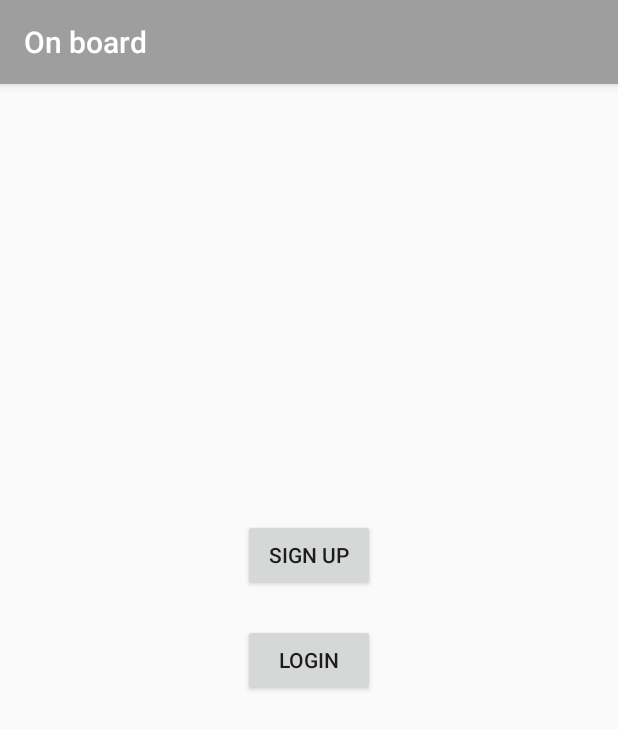
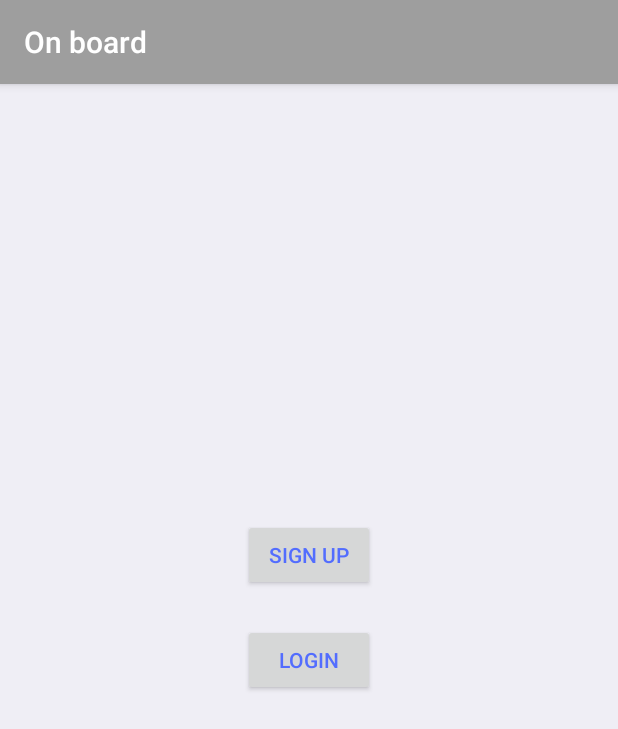
Before and after one commit to carlos-martin/OffiMate-Android, an Android app: the screen it shows after launch (MainActivity), on a phone screen of 412 x 824 dp. Shown: the top 729 px of the screen. Run offline under Robolectric (Android 15) with nearby library versions, the phone set to English and light mode, and no system bars.

Commit message:
OffiMate: UX Color updated

```diff
--- a/app/src/main/res/layout/activity_login.xml
+++ b/app/src/main/res/layout/activity_login.xml
@@ -14,6 +14,7 @@
         android:layout_marginStart="22dp"
         android:layout_marginTop="16dp"
         android:text="TEXT VIEW EMAIL"
+        android:textColor="@color/colorAccent"
         app:layout_constraintEnd_toEndOf="parent"
         app:layout_constraintHorizontal_bias="0.342"
         app:layout_constraintStart_toStartOf="parent"
@@ -40,6 +41,7 @@
         android:layout_marginStart="22dp"
         android:layout_marginTop="16dp"
         android:text="TEXT VIEW PASSWORD"
+        android:textColor="@color/colorAccent"
         app:layout_constraintEnd_toEndOf="parent"
         app:layout_constraintStart_toStartOf="parent"
         app:layout_constraintTop_toBottomOf="@+id/editTextUserEmail" />
--- a/app/src/main/res/layout/activity_main.xml
+++ b/app/src/main/res/layout/activity_main.xml
@@ -4,16 +4,16 @@
     xmlns:tools="http://schemas.android.com/tools"
     android:layout_width="match_parent"
     android:layout_height="match_parent"
+    android:background="@color/background"
     tools:context="app.android.carlosmartin.offimate.activities.MainActivity">
 
     <Button
         android:id="@+id/buttonSignup"
         android:layout_width="wrap_content"
         android:layout_height="wrap_content"
-
         android:layout_marginBottom="22dp"
-
         android:text="Sign Up"
+        android:textColor="@color/colorAccent"
         app:layout_constraintBottom_toTopOf="@+id/buttonLogin"
         app:layout_constraintStart_toStartOf="@+id/buttonLogin" />
 
@@ -21,13 +21,12 @@
         android:id="@+id/buttonLogin"
         android:layout_width="wrap_content"
         android:layout_height="wrap_content"
-
         android:layout_marginBottom="8dp"
-
         android:layout_marginEnd="8dp"
         android:layout_marginStart="8dp"
         android:layout_marginTop="8dp"
         android:text="Login"
+        android:textColor="@color/colorAccent"
         app:layout_constraintBottom_toBottomOf="parent"
         app:layout_constraintEnd_toEndOf="parent"
         app:layout_constraintStart_toStartOf="parent"
--- a/app/src/main/res/layout/activity_sign_up_email.xml
+++ b/app/src/main/res/layout/activity_sign_up_email.xml
@@ -14,6 +14,7 @@
         android:layout_marginStart="22dp"
         android:layout_marginTop="16dp"
         android:text="TEXT VIEW EMAIL"
+        android:textColor="@color/colorAccent"
         app:layout_constraintEnd_toEndOf="parent"
         app:layout_constraintHorizontal_bias="0.342"
         app:layout_constraintStart_toStartOf="parent"
--- a/app/src/main/res/layout/activity_sign_up_name.xml
+++ b/app/src/main/res/layout/activity_sign_up_name.xml
@@ -14,6 +14,7 @@
         android:layout_marginStart="22dp"
         android:layout_marginTop="16dp"
         android:text="TEXT VIEW NAME"
+        android:textColor="@color/colorAccent"
         app:layout_constraintEnd_toEndOf="parent"
         app:layout_constraintHorizontal_bias="0.342"
         app:layout_constraintStart_toStartOf="parent"
--- a/app/src/main/res/layout/activity_sign_up_offices.xml
+++ b/app/src/main/res/layout/activity_sign_up_offices.xml
@@ -14,6 +14,7 @@
         android:layout_marginStart="22dp"
         android:layout_marginTop="16dp"
         android:text="TEXT VIEW OFFICE"
+        android:textColor="@color/colorAccent"
         app:layout_constraintEnd_toEndOf="parent"
         app:layout_constraintHorizontal_bias="0.342"
         app:layout_constraintStart_toStartOf="parent"
--- a/app/src/main/res/layout/activity_sign_up_password.xml
+++ b/app/src/main/res/layout/activity_sign_up_password.xml
@@ -14,6 +14,7 @@
         android:layout_marginStart="22dp"
         android:layout_marginTop="16dp"
         android:text="TEXT VIEW PASSWORD"
+        android:textColor="@color/colorAccent"
         app:layout_constraintEnd_toEndOf="parent"
         app:layout_constraintHorizontal_bias="0.342"
         app:layout_constraintStart_toStartOf="parent"
--- a/app/src/main/res/menu/action_bar_menu_done.xml
+++ b/app/src/main/res/menu/action_bar_menu_done.xml
@@ -5,6 +5,7 @@
         android:id="@+id/next_bar_button_item"
         android:title="Done"
         android:icon="@drawable/ic_action_sent"
+        android:iconTint="@color/colorAccent"
         app:showAsAction="ifRoom"
         />
 </menu>
--- a/app/src/main/res/menu/action_bar_menu_next.xml
+++ b/app/src/main/res/menu/action_bar_menu_next.xml
@@ -5,6 +5,7 @@
         android:id="@+id/next_bar_button_item"
         android:title="Next"
         android:icon="@drawable/ic_action_next"
+        android:iconTint="@color/colorAccent"
         app:showAsAction="ifRoom"
         />
 </menu>
--- a/app/src/main/res/values/colors.xml
+++ b/app/src/main/res/values/colors.xml
@@ -8,4 +8,5 @@
     <color name="colorSecondaryText">#757575</color>
     <color name="colorIcons">#212121</color>
     <color name="colorDivider">#BDBDBD</color>
+    <color name="background">#EFEEF5</color>
 </resources>
```
